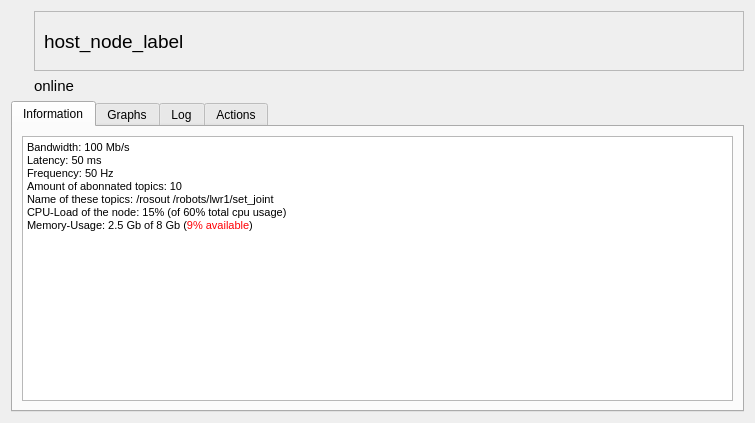
This is rqt_arni_gui_detail/resources/SelectionWidget.ui in ROS-PSE/arni as Qt 5 draws it before an edit. The edited form follows.
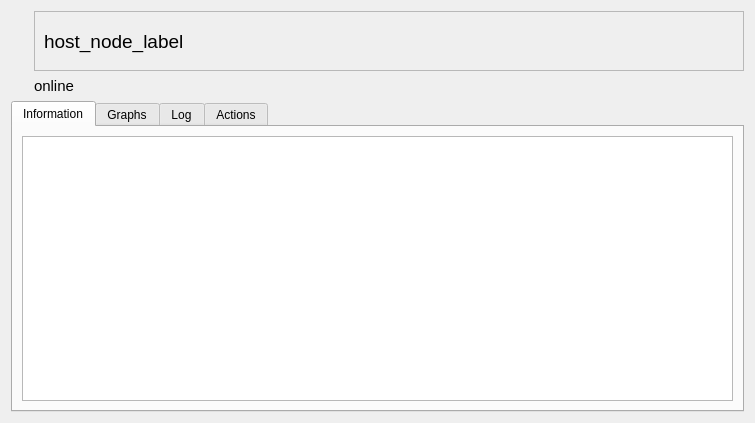
This is the edited form. The open tabs and pages were chosen to show the change. Icons and pictures are not drawn.

Commit message: removed show hosts and added hide_debug button

```diff
--- a/rqt_arni_gui_detail/resources/SelectionWidget.ui
+++ b/rqt_arni_gui_detail/resources/SelectionWidget.ui
@@ -166,14 +166,8 @@
             <string>&lt;!DOCTYPE HTML PUBLIC &quot;-//W3C//DTD HTML 4.0//EN&quot; &quot;http://www.w3.org/TR/REC-html40/strict.dtd&quot;&gt;
 &lt;html&gt;&lt;head&gt;&lt;meta name=&quot;qrichtext&quot; content=&quot;1&quot; /&gt;&lt;style type=&quot;text/css&quot;&gt;
 p, li { white-space: pre-wrap; }
-&lt;/style&gt;&lt;/head&gt;&lt;body style=&quot; font-family:'Sans Serif'; font-size:9pt; font-weight:400; font-style:normal;&quot;&gt;
-&lt;p style=&quot; margin-top:0px; margin-bottom:0px; margin-left:0px; margin-right:0px; -qt-block-indent:0; text-indent:0px;&quot;&gt;&lt;span style=&quot; font-family:'MS Shell Dlg 2'; font-size:8pt;&quot;&gt;Bandwidth: 100 Mb/s&lt;/span&gt;&lt;/p&gt;
-&lt;p style=&quot; margin-top:0px; margin-bottom:0px; margin-left:0px; margin-right:0px; -qt-block-indent:0; text-indent:0px;&quot;&gt;&lt;span style=&quot; font-family:'MS Shell Dlg 2'; font-size:8pt;&quot;&gt;Latency: 50 ms&lt;/span&gt;&lt;/p&gt;
-&lt;p style=&quot; margin-top:0px; margin-bottom:0px; margin-left:0px; margin-right:0px; -qt-block-indent:0; text-indent:0px;&quot;&gt;&lt;span style=&quot; font-family:'MS Shell Dlg 2'; font-size:8pt;&quot;&gt;Frequency: 50 Hz&lt;/span&gt;&lt;/p&gt;
-&lt;p style=&quot; margin-top:0px; margin-bottom:0px; margin-left:0px; margin-right:0px; -qt-block-indent:0; text-indent:0px;&quot;&gt;&lt;span style=&quot; font-family:'MS Shell Dlg 2'; font-size:8pt;&quot;&gt;Amount of abonnated topics: 10&lt;/span&gt;&lt;/p&gt;
-&lt;p style=&quot; margin-top:0px; margin-bottom:0px; margin-left:0px; margin-right:0px; -qt-block-indent:0; text-indent:0px;&quot;&gt;&lt;span style=&quot; font-family:'MS Shell Dlg 2'; font-size:8pt;&quot;&gt;Name of these topics: /rosout /robots/lwr1/set_joint&lt;/span&gt;&lt;/p&gt;
-&lt;p style=&quot; margin-top:0px; margin-bottom:0px; margin-left:0px; margin-right:0px; -qt-block-indent:0; text-indent:0px;&quot;&gt;&lt;span style=&quot; font-family:'MS Shell Dlg 2'; font-size:8pt;&quot;&gt;CPU-Load of the node: 15% (of 60% total cpu usage)&lt;/span&gt;&lt;/p&gt;
-&lt;p style=&quot; margin-top:0px; margin-bottom:0px; margin-left:0px; margin-right:0px; -qt-block-indent:0; text-indent:0px;&quot;&gt;&lt;span style=&quot; font-family:'MS Shell Dlg 2'; font-size:8pt;&quot;&gt;Memory-Usage: 2.5 Gb of 8 Gb (&lt;/span&gt;&lt;span style=&quot; font-family:'MS Shell Dlg 2'; font-size:8pt; color:#ff0004;&quot;&gt;9% available&lt;/span&gt;&lt;span style=&quot; font-family:'MS Shell Dlg 2'; font-size:8pt;&quot;&gt;)&lt;/span&gt;&lt;/p&gt;&lt;/body&gt;&lt;/html&gt;</string>
+&lt;/style&gt;&lt;/head&gt;&lt;body style=&quot; font-family:'Droid Sans'; font-size:10pt; font-weight:400; font-style:normal;&quot;&gt;
+&lt;p style=&quot;-qt-paragraph-type:empty; margin-top:0px; margin-bottom:0px; margin-left:0px; margin-right:0px; -qt-block-indent:0; text-indent:0px;&quot;&gt;&lt;br /&gt;&lt;/p&gt;&lt;/body&gt;&lt;/html&gt;</string>
            </property>
           </widget>
          </item>
```
Left out of the diff: 10 changed lines with no effect on the pictures. The commit also changes 6 other files.
